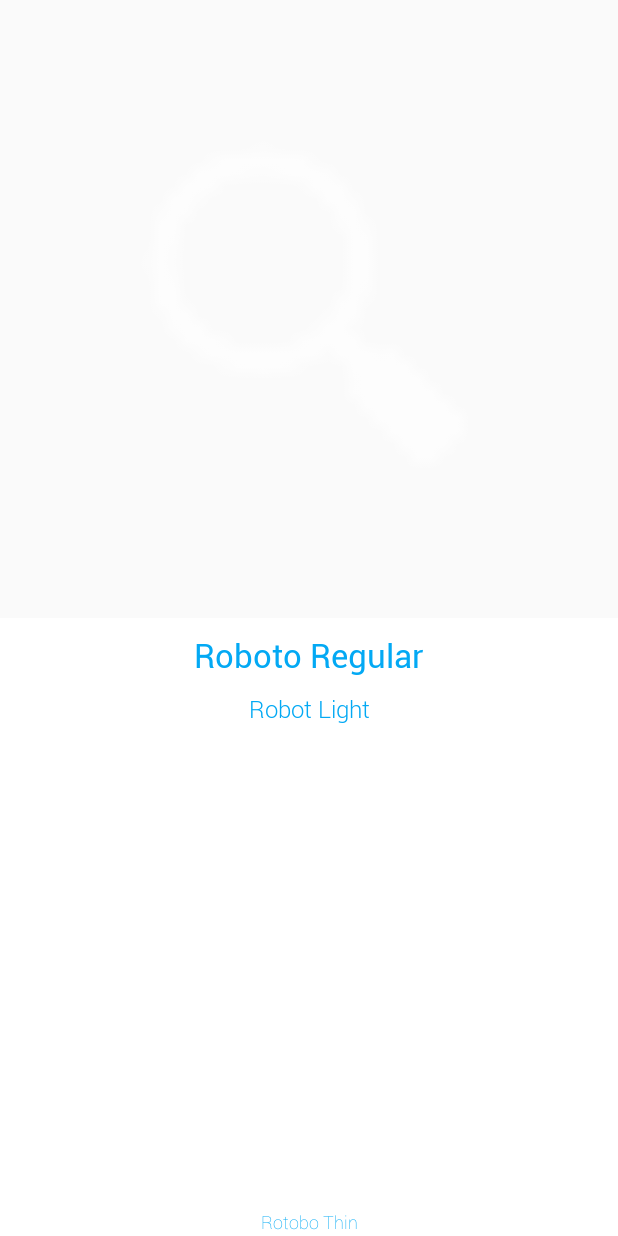
After one commit to juanchosandox90/CVJuanResume, an Android app: the layout slide_1.xml on its own in the app's theme, with its tools: preview values and no code run, on a phone screen of 412 x 824 dp. The commit adds this screen. Run offline under Robolectric (Android 15) with nearby library versions, the phone set to English and light mode, and no system bars.

Commit message:
CVJuanSandoval_WalkthroughTutorial_1.0.0-3

```diff
--- a/app/build.gradle
+++ b/app/build.gradle
@@ -28,4 +28,5 @@ dependencies {
     compile 'com.android.support.constraint:constraint-layout:1.0.2'
     compile 'com.android.support:recyclerview-v7:25.3.1'
     compile 'com.android.support:support-v4:25.3.1'
+    compile 'com.github.paolorotolo:appintro:4.0.0'
 }
--- a/app/src/main/AndroidManifest.xml
+++ b/app/src/main/AndroidManifest.xml
@@ -16,6 +16,8 @@
                 <category android:name="android.intent.category.LAUNCHER" />
             </intent-filter>
         </activity>
+        <activity android:name=".WalkThroughActivity"
+            android:screenOrientation="portrait"/>
     </application>
 
 </manifest>
--- /dev/null
+++ b/app/src/main/java/app/com/cvjuanresume/juansandoval/cvjuanresume/utils/CustomizedTextView.java
@@ -0,0 +1,65 @@
+package app.com.cvjuanresume.juansandoval.cvjuanresume.utils;
+
+import android.content.Context;
+import android.content.res.AssetManager;
+import android.content.res.TypedArray;
+import android.graphics.Typeface;
+import android.util.AttributeSet;
+import android.widget.TextView;
+
+import app.com.cvjuanresume.juansandoval.cvjuanresume.R;
+
+/**
+ * Created by jsandoval on 19/04/17.
+ */
+
+public class CustomizedTextView extends TextView {
+    /**
+     * Customized TextView for make easy set a font type from xml and reduce the code management
+     **/
+
+    //global variables
+    private Context context;
+    private AttributeSet attrs;
+    private TypedArray typedArray;
+
+
+    /**
+     * Public constructor adding the new font attribute
+     **/
+
+    public CustomizedTextView(Context context, AttributeSet attrs) {
+        super(context, attrs);
+
+        this.context = context;
+        this.attrs = attrs;
+        typedArray = context.obtainStyledAttributes(attrs, R.styleable.CustomizedTextView);
+
+        if (isInEditMode())
+            return;
+
+        this.setTypeface(getFont());
+    }
+
+
+    //For Service option in BackFragment.java
+    public CustomizedTextView(Context context){
+        super(context);
+        this.context = context;
+    }
+
+    /*
+    * private getter for get the requested font
+    * */
+
+    private Typeface getFont() {
+
+        AssetManager manager = context.getAssets();
+
+        String fontName = typedArray.getString(R.styleable.CustomizedTextView_font);
+        typedArray.recycle();
+
+        return Typeface.createFromAsset(manager, fontName);
+    }
+
+}
--- /dev/null
+++ b/app/src/main/res/layout/slide_1.xml
@@ -0,0 +1,71 @@
+<?xml version="1.0" encoding="utf-8"?>
+<RelativeLayout xmlns:android="http://schemas.android.com/apk/res/android"
+    xmlns:tools="http://schemas.android.com/tools"
+    android:layout_width="match_parent"
+    android:layout_height="match_parent"
+    xmlns:app="http://schemas.android.com/apk/res-auto"
+    tools:context=".WalkThroughActivity">
+
+    <!--  UPPER SCREENSHOT -->
+
+    <ImageView
+        android:layout_width="match_parent"
+        android:layout_height="wrap_content"
+        android:src="@drawable/ic_action_name"
+        android:id="@+id/imageView32"
+        android:layout_alignParentTop="true"
+        android:contentDescription="@string/accept"
+        android:adjustViewBounds="true" />
+
+    <!-- INTERMEDIATE LAYOUT -->
+
+    <RelativeLayout
+        android:layout_width="match_parent"
+        android:layout_height="wrap_content"
+        android:orientation="vertical"
+        android:background="@color/windowBackground"
+        android:layout_alignParentBottom="true"
+        android:layout_below="@+id/imageView32">
+
+        <app.com.cvjuanresume.juansandoval.cvjuanresume.utils.CustomizedTextView
+            android:layout_width="match_parent"
+            android:layout_height="wrap_content"
+            android:text="@string/title_walk_01"
+            android:textColor="@color/colorPrimary"
+            android:textAlignment="center"
+            android:textSize="22sp"
+            android:layout_alignParentTop="true"
+            android:layout_marginTop="10dp"
+            app:font="@string/font_roboto_regular"
+            android:id="@+id/title_walk" />
+
+        <app.com.cvjuanresume.juansandoval.cvjuanresume.utils.CustomizedTextView
+            android:layout_width="match_parent"
+            android:layout_height="wrap_content"
+            android:text="@string/walk_01"
+            android:textColor="@color/colorPrimary"
+            android:textAlignment="center"
+            android:layout_marginTop="10dp"
+            android:layout_below="@+id/title_walk"
+            android:textSize="16sp"
+            android:gravity="center"
+            android:id="@+id/text_walk"
+            app:font="@string/font_roboto_light"/>
+
+        <app.com.cvjuanresume.juansandoval.cvjuanresume.utils.CustomizedTextView
+            android:layout_width="match_parent"
+            android:layout_height="wrap_content"
+            android:text="@string/txtWalktroughFooter"
+            android:textColor="@color/colorPrimary"
+            android:textAlignment="center"
+            android:textSize="12sp"
+            android:gravity="center"
+            android:layout_alignParentBottom="true"
+            android:layout_marginBottom="1dp"
+            android:id="@+id/powered_walk"
+            app:font="@string/font_roboto_thin"/>
+
+    </RelativeLayout>
+
+
+</RelativeLayout>
--- /dev/null
+++ b/app/src/main/res/values/attrs.xml
@@ -0,0 +1,6 @@
+<?xml version="1.0" encoding="utf-8"?>
+<resources>
+    <declare-styleable name="CustomizedTextView">
+        <attr name="font" format="string"/>
+    </declare-styleable>
+</resources>
--- a/app/src/main/res/values/strings.xml
+++ b/app/src/main/res/values/strings.xml
@@ -4,6 +4,9 @@
     <string name="action_search">Search</string>
     <string name="drawer_open">Open</string>
     <string name="drawer_close">Close</string>
+    <string name="accept">Accept</string>
+    <string name="skip_walk">Skip</string>
+    <string name="done_walk">Start</string>
 
     <string name="nav_item_aboutme">About Me</string>
     <string name="nav_item_education">Education</string>
@@ -20,6 +23,13 @@
     <string name="fragment_title_skills">SKILLS</string>
     <string name="fragment_title_socialmedia">SOCIAL MEDIA</string>
     <string name="fragment_title_contactme">CONTACT ME</string>
+
+    <string name="title_walk_01">Roboto Regular</string>
+    <string name="walk_01">Robot Light</string>
+    <string name="txtWalktroughFooter">Rotobo Thin</string>
+    <string name="font_roboto_thin">fonts/Roboto-Thin.ttf</string>
+    <string name="font_roboto_light">fonts/Roboto-Light.ttf</string>
+    <string name="font_roboto_regular">fonts/Roboto-Regular.ttf</string>
 
     <!-- navigation drawer item labels  -->
     <string-array name="nav_drawer_labels">
```
Also changed, not shown: app/src/main/java/app/com/cvjuanresume/juansandoval/cvjuanresume/MainActivity.java (+32 -4 lines), app/src/main/java/app/com/cvjuanresume/juansandoval/cvjuanresume/WalkThroughActivity.java (added, +54 -0 lines), app/src/main/java/app/com/cvjuanresume/juansandoval/cvjuanresume/utils/SampleSlide.java (added, +45 -0 lines), app/src/main/assets/fonts/Roboto-Light.ttf (added), app/src/main/assets/fonts/Roboto-Regular.ttf (added), app/src/main/assets/fonts/Roboto-Thin.ttf (added), 1 other file.
